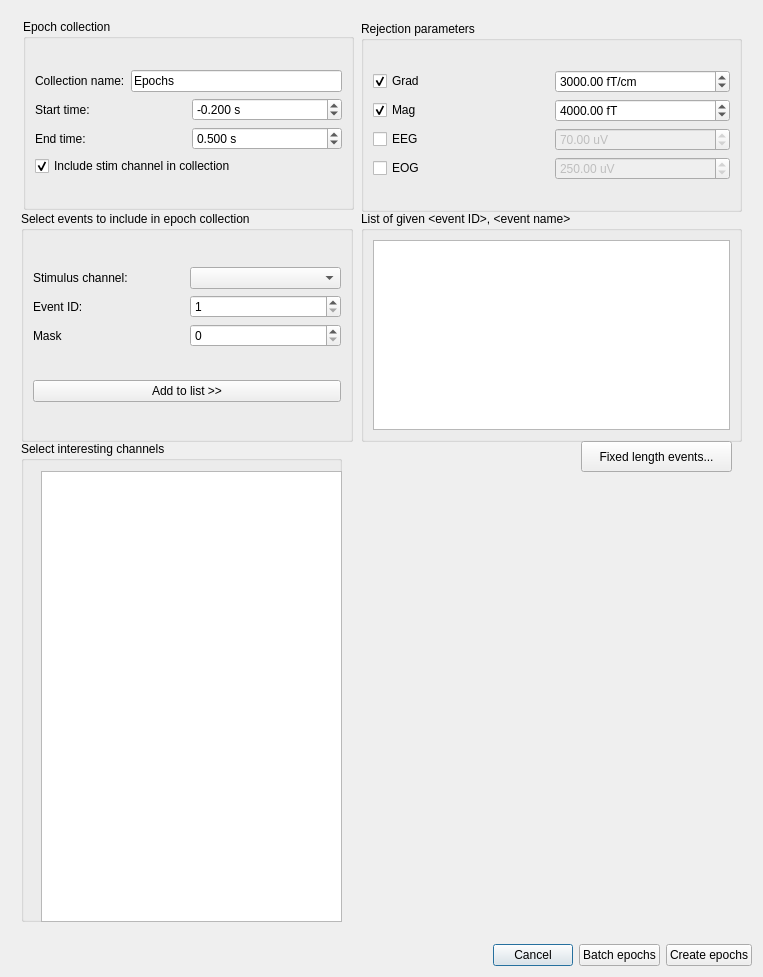
Before: the Qt Designer form qt4Designer_ui_files/eventSelectionDialogUi.ui in cibr-jyu/meggie, drawn with Qt 5.
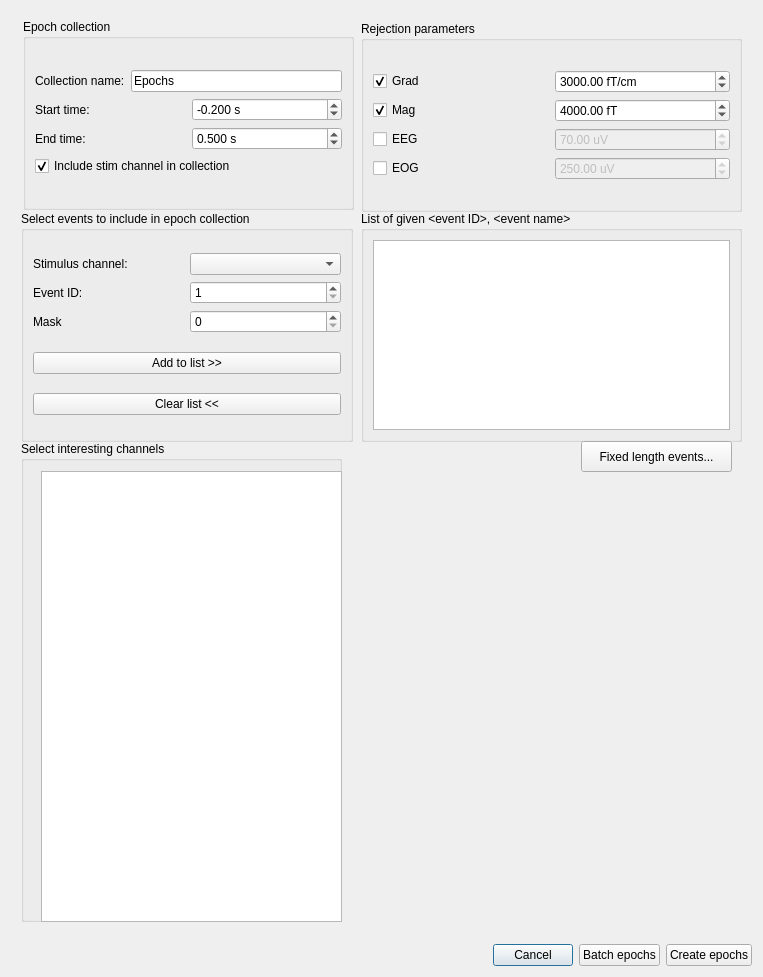
After: the same form once the commit is applied.

Commit message: Remove epoch and evoked batch, clear event list

The edit to the form file:
```diff
--- a/qt4Designer_ui_files/eventSelectionDialogUi.ui
+++ b/qt4Designer_ui_files/eventSelectionDialogUi.ui
@@ -232,6 +232,13 @@
           </property>
          </widget>
         </item>
+        <item row="2" column="0">
+         <widget class="QPushButton" name="pushButtonClear">
+          <property name="text">
+           <string>Clear list &lt;&lt;</string>
+          </property>
+         </widget>
+        </item>
        </layout>
       </widget>
       <widget class="QGroupBox" name="groupBoxRejection">
```
The commit also changes 7 other files.
